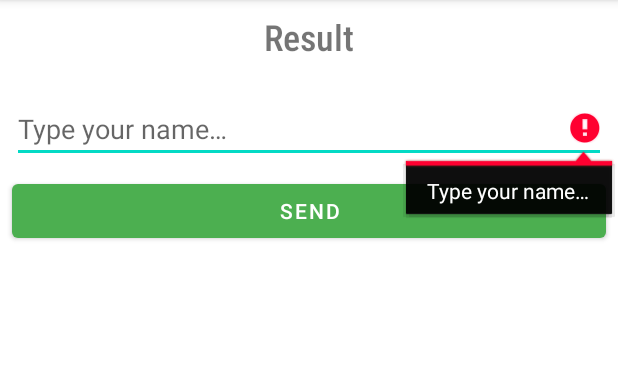
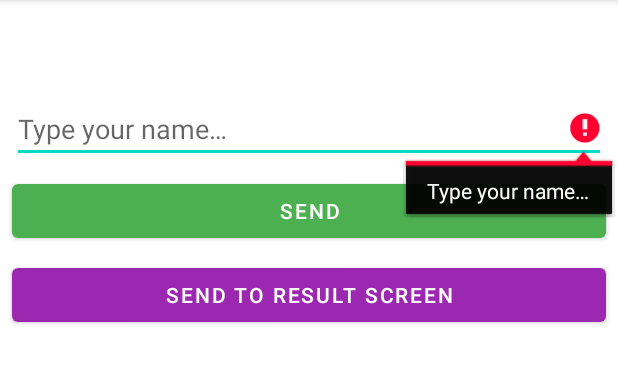
Before and after one commit to paulodelima/Android-soulplus-introducao, an Android app: the MainActivity screen opened directly, with no data from a screen before it, after a tap on "SEND", on a phone screen of 412 x 824 dp, the part 84-468 px from its top. Run offline under Robolectric (Android 15) with nearby library versions, the phone set to English and light mode, and no system bars.

Commit message:
Enviando dados entre duas activities

```diff
--- a/app/src/main/java/br/com/soulplus_introducao/MainActivity.kt
+++ b/app/src/main/java/br/com/soulplus_introducao/MainActivity.kt
@@ -1,5 +1,6 @@
 package br.com.soulplus_introducao
 
+import android.content.Intent
 import androidx.appcompat.app.AppCompatActivity
 import android.os.Bundle
 import android.widget.Button
@@ -11,17 +12,32 @@ class MainActivity : AppCompatActivity() {
         super.onCreate(savedInstanceState)
         setContentView(R.layout.activity_main)
 
-        val tvResultado = findViewById<TextView>(R.id.tvResultado)
+        val tvResultadoTop = findViewById<TextView>(R.id.tvResultadoTop)
         val etNome = findViewById<EditText>(R.id.etNome)
         val btEnviar = findViewById<Button>(R.id.btEnviar)
+        val btEnviar2 = findViewById<Button>(R.id.btEnviar2)
 
         btEnviar.setOnClickListener {
             if (etNome.text.isNotBlank()) {
-                tvResultado.text = getString(R.string.hello_name, etNome.text.toString())
+                tvResultadoTop.text = getString(R.string.hello_name, etNome.text.toString())
+            } else {
+                etNome.error = getString(R.string.type_your_name)
+                tvResultadoTop.text = ""
+            }
+        }
+
+        btEnviar2.setOnClickListener {
+            if (etNome.text.isNotBlank()) {
+                val nomeDigitado = etNome.text.toString()
+
+                val intent = Intent(this, ResultActivity::class.java)
+
+                intent.putExtra("NOME_DIGITADO", nomeDigitado)
+
+                startActivity(intent)
             } else {
                 etNome.error = getString(R.string.type_your_name)
             }
-
         }
 
 
--- a/app/src/main/res/layout/activity_main.xml
+++ b/app/src/main/res/layout/activity_main.xml
@@ -7,7 +7,7 @@
     tools:context=".MainActivity">
 
     <TextView
-        android:id="@+id/tvResultado"
+        android:id="@+id/tvResultadoTop"
         android:layout_width="wrap_content"
         android:layout_height="wrap_content"
         android:layout_marginTop="8dp"
@@ -33,8 +33,9 @@
         app:layout_constraintEnd_toEndOf="parent"
         app:layout_constraintHorizontal_bias="0.0"
         app:layout_constraintStart_toStartOf="parent"
-        app:layout_constraintTop_toBottomOf="@+id/tvResultado"
-        app:layout_constraintVertical_bias="0.033" />
+        app:layout_constraintTop_toBottomOf="@+id/tvResultadoTop"
+        app:layout_constraintVertical_bias="0.033"
+        android:autofillHints="" />
 
     <Button
         android:id="@+id/btEnviar"
@@ -51,4 +52,20 @@
         app:layout_constraintStart_toStartOf="parent"
         app:layout_constraintTop_toBottomOf="@+id/etNome" />
 
+    <Button
+        android:id="@+id/btEnviar2"
+        android:layout_width="0dp"
+        android:layout_height="wrap_content"
+        android:layout_marginStart="8dp"
+        android:layout_marginLeft="8dp"
+        android:layout_marginTop="8dp"
+        android:layout_marginEnd="8dp"
+        android:layout_marginRight="8dp"
+        android:text="@string/send_to_result_screen"
+        app:backgroundTint="#9C27B0"
+        app:layout_constraintEnd_toEndOf="parent"
+        app:layout_constraintHorizontal_bias="0.0"
+        app:layout_constraintStart_toStartOf="parent"
+        app:layout_constraintTop_toBottomOf="@+id/btEnviar" />
+
 </androidx.constraintlayout.widget.ConstraintLayout>
```
Also changed, not shown: app/build.gradle (+6 -6 lines), app/src/main/java/br/com/soulplus_introducao/ResultActivity.kt (+7 -0 lines), app/src/main/res/layout/activity_result.xml (+11 -0 lines), app/src/main/res/values/strings.xml (+9 -8 lines), 1 other file.
